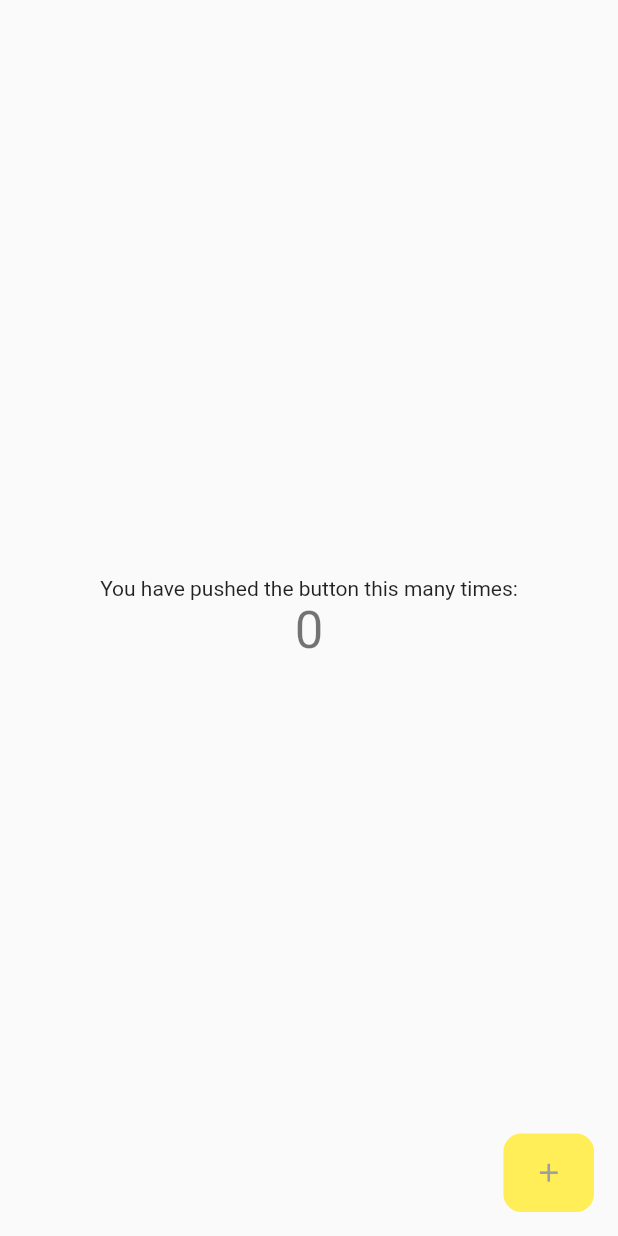
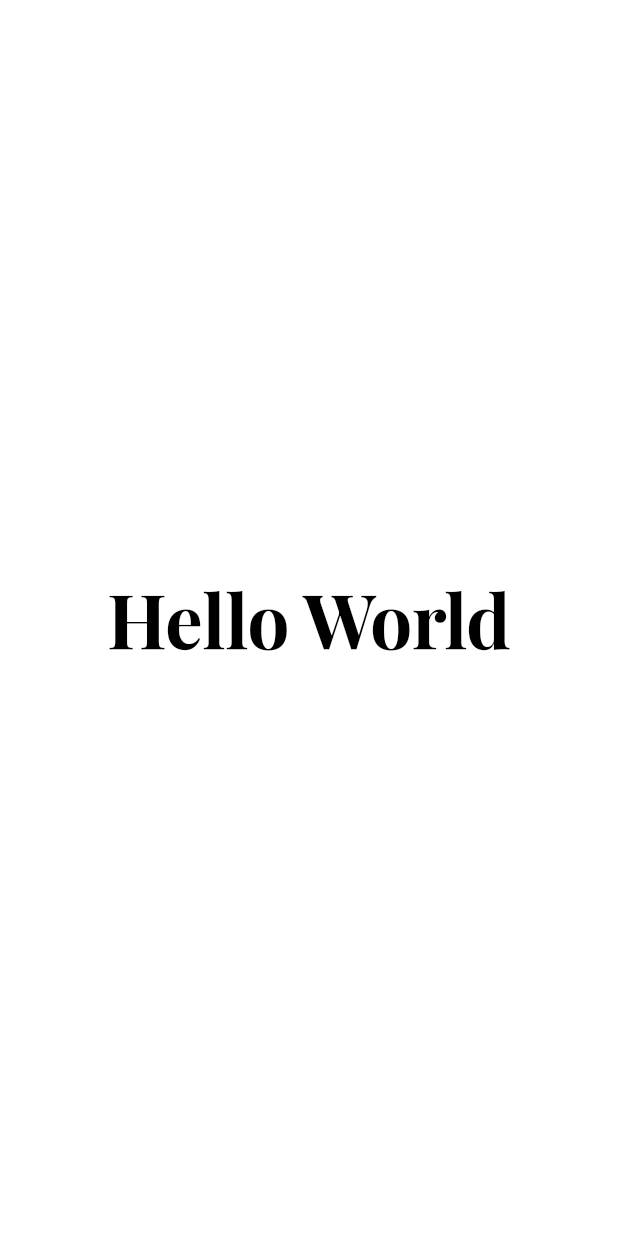
Before and after one commit to jonsch318/time, a Flutter app: the screen it shows after launch, on a phone screen of 412 x 824 dp. Run offline on Flutter 3.47's test engine with Material 2 defaults, Android fonts, the light colour scheme and no system bars; our stand-ins replace google_fonts.

Commit message:
Include google fonts

```diff
--- a/lib/main.dart
+++ b/lib/main.dart
@@ -1,7 +1,15 @@
+import 'package:flutter/foundation.dart';
 import 'package:flutter/material.dart';
 import "package:flutter/cupertino.dart";
+import 'package:flutter/services.dart';
+import 'package:google_fonts/google_fonts.dart';
 
 void main() {
+  LicenseRegistry.addLicense(() async* {
+    final LatoLicense = await rootBundle.loadString("google_fonts/Lato-OFL.txt");
+    final PlayfairLicense = await rootBundle.loadString("google_fonts/Playfair-OFL.txt");
+    yield LicenseEntryWithLineBreaks(['google_fonts'], LatoLicense);
+  });
   runApp(const MyApp());
 }
 
@@ -11,90 +19,26 @@ class MyApp extends StatelessWidget {
   // This widget is the root of your application.
   @override
   Widget build(BuildContext context) {
-    return MaterialApp(
+    return const CupertinoApp(
       title: 'Time',
-      theme: ThemeData(primarySwatch: Colors.grey),
-      home: const MyHomePage(title: 'Flutter Demo Home Page'),
+      theme: CupertinoThemeData(
+        primaryColor: CupertinoColors.darkBackgroundGray,
+      ),
+      home: HomeScreen(),
     );
   }
 }
 
-class MyHomePage extends StatefulWidget {
-  const MyHomePage({Key? key, required this.title}) : super(key: key);
-
-  // This widget is the home page of your application. It is stateful, meaning
-  // that it has a State object (defined below) that contains fields that affect
-  // how it looks.
-
-  // This class is the configuration for the state. It holds the values (in this
-  // case the title) provided by the parent (in this case the App widget) and
-  // used by the build method of the State. Fields in a Widget subclass are
-  // always marked "final".
-
-  final String title;
-
-  @override
-  State<MyHomePage> createState() => _MyHomePageState();
-}
-
-class _MyHomePageState extends State<MyHomePage> {
-  int _counter = 0;
-
-  void _incrementCounter() {
-    setState(() {
-      // This call to setState tells the Flutter framework that something has
-      // changed in this State, which causes it to rerun the build method below
-      // so that the display can reflect the updated values. If we changed
-      // _counter without calling setState(), then the build method would not be
-      // called again, and so nothing would appear to happen.
-      _counter++;
-    });
-  }
+class HomeScreen extends StatelessWidget {
+  const HomeScreen({Key? key}) : super(key: key);
 
   @override
   Widget build(BuildContext context) {
-    // This method is rerun every time setState is called, for instance as done
-    // by the _incrementCounter method above.
-    //
-    // The Flutter framework has been optimized to make rerunning build methods
-    // fast, so that you can just rebuild anything that needs updating rather
-    // than having to individually change instances of widgets.
-    return Scaffold(
-      body: Center(
-        // Center is a layout widget. It takes a single child and positions it
-        // in the middle of the parent.
-        child: Column(
-          // Column is also a layout widget. It takes a list of children and
-          // arranges them vertically. By default, it sizes itself to fit its
-          // children horizontally, and tries to be as tall as its parent.
-          //
-          // Invoke "debug painting" (press "p" in the console, choose the
-          // "Toggle Debug Paint" action from the Flutter Inspector in Android
-          // Studio, or the "Toggle Debug Paint" command in Visual Studio Code)
-          // to see the wireframe for each widget.
-          //
-          // Column has various properties to control how it sizes itself and
-          // how it positions its children. Here we use mainAxisAlignment to
-          // center the children vertically; the main axis here is the vertical
-          // axis because Columns are vertical (the cross axis would be
-          // horizontal).
-          mainAxisAlignment: MainAxisAlignment.center,
-          children: <Widget>[
-            const Text(
-              'You have pushed the button this many times:',
-            ),
-            Text(
-              '$_counter',
-              style: Theme.of(context).textTheme.headline4,
-            ),
-          ],
-        ),
-      ),
-      floatingActionButton: CupertinoButton(
-        onPressed: _incrementCounter,
-        color: Colors.yellow[400],
-        child: const Icon(Icons.add),
-      ), // This trailing comma makes auto-formatting nicer for build methods.
-    );
+    return CupertinoPageScaffold(
+        child: Center(
+            child: Text(
+      "Hello World",
+      style: GoogleFonts.playfairDisplay(fontSize: 50, fontWeight: FontWeight.bold),
+    )));
   }
 }
```
